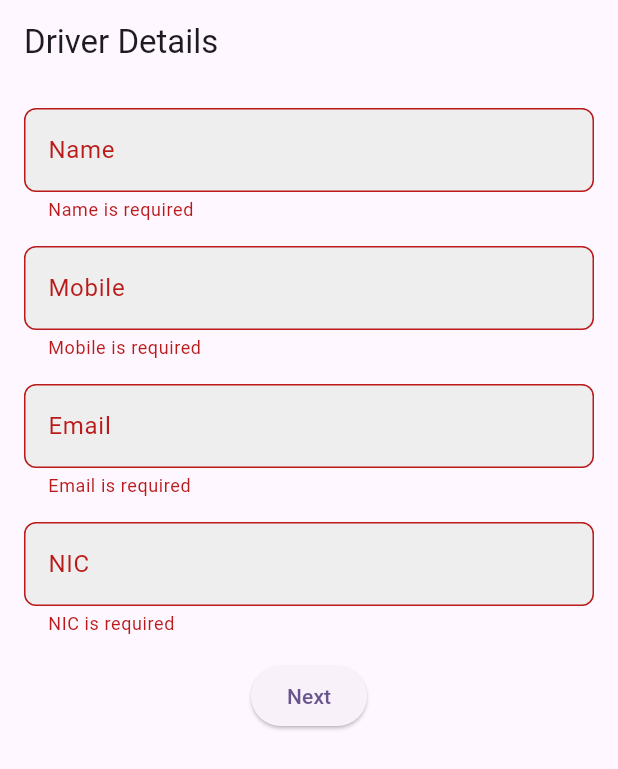
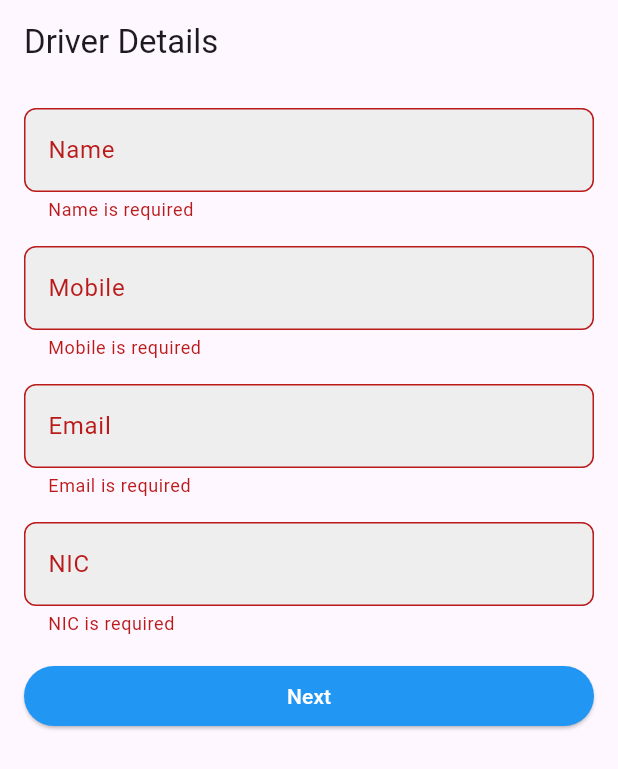
Before and after one commit to dinithchanuka/driverinfo, a Flutter app: the screen it shows after launch, after a tap on "Next", on a phone screen of 412 x 824 dp. Shown: the top 769 px of the screen. Run offline on Flutter 3.47's test engine with Material 3 defaults, Android fonts, the phone set to English and light mode, and no system bars; our stand-ins replace go_router.

Commit message:
Custom button, Driver model, viewmodel and providers

```diff
--- a/lib/main.dart
+++ b/lib/main.dart
@@ -1,8 +1,15 @@
 import 'package:driverinfo/routes/app_routes.dart';
+import 'package:driverinfo/viewmodels/driver_viewmodel.dart';
 import 'package:flutter/material.dart';
+import 'package:provider/provider.dart';
 
 void main() {
-  runApp(const MyApp());
+  runApp(MultiProvider(
+    providers: [
+      ChangeNotifierProvider(create: (_) => DriverViewModel()),
+    ],
+    child: MyApp(),
+  ),);
 }
 
 class MyApp extends StatelessWidget {
--- /dev/null
+++ b/lib/models/driver.dart
@@ -0,0 +1,8 @@
+class Driver {
+  String name;
+  String mobile;
+  String email;
+  String nic;
+
+  Driver({required this.name, required this.mobile, required this.email, required this.nic});
+}
--- /dev/null
+++ b/lib/viewmodels/driver_viewmodel.dart
@@ -0,0 +1,14 @@
+import 'package:driverinfo/models/driver.dart';
+import 'package:flutter/material.dart';
+
+class DriverViewModel with ChangeNotifier {
+  Driver _driver = Driver(name: '', mobile: '', email: '', nic: '');
+
+  Driver get driver => _driver;
+
+  void updateDriverDetails(
+      String name, String mobile, String email, String nic) {
+    _driver = Driver(name: name, mobile: mobile, email: email, nic: nic);
+    notifyListeners();
+  }
+}
--- a/lib/views/driver_details_screen.dart
+++ b/lib/views/driver_details_screen.dart
@@ -1,6 +1,10 @@
 import 'package:driverinfo/core/validation_utils.dart';
+import 'package:driverinfo/viewmodels/driver_viewmodel.dart';
+import 'package:driverinfo/widgets/custom_button.dart';
 import 'package:driverinfo/widgets/custom_text_field.dart';
 import 'package:flutter/material.dart';
+import 'package:go_router/go_router.dart';
+import 'package:provider/provider.dart';
 
 class DriverDetailsScreen extends StatelessWidget {
   DriverDetailsScreen({super.key});
@@ -13,6 +17,8 @@ class DriverDetailsScreen extends StatelessWidget {
 
   @override
   Widget build(BuildContext context) {
+    final driverViewModel = Provider.of<DriverViewModel>(context);
+
     return Scaffold(
       appBar: AppBar(title: const Text('Driver Details')),
       body: Padding(
@@ -74,14 +80,20 @@ class DriverDetailsScreen extends StatelessWidget {
                 },
               ),
               const SizedBox(height: 16),
-              ElevatedButton(
+              CustomButton(
+                text: 'Next',
                 onPressed: () {
                   if (_formKey.currentState!.validate()) {
-                    _formKey.currentState!.save();
+                    driverViewModel.updateDriverDetails(
+                      _nameController.text,
+                      _mobileController.text,
+                      _emailController.text,
+                      _nicController.text,
+                    );
+                    context.go('/license');
                   }
                 },
-                child: const Text('Next'),
-              )
+              ),
             ],
           ),
         ),
--- /dev/null
+++ b/lib/widgets/custom_button.dart
@@ -0,0 +1,27 @@
+import 'package:flutter/material.dart';
+
+class CustomButton extends StatelessWidget {
+  final String text;
+  final VoidCallback onPressed;
+
+  CustomButton({required this.text, required this.onPressed});
+
+  @override
+  Widget build(BuildContext context) {
+    return SizedBox(
+      width: double.infinity,
+      child: ElevatedButton(
+        style: ElevatedButton.styleFrom(
+          backgroundColor: Colors.blue,
+        ),
+        onPressed: onPressed,
+        child: Text(
+          text,
+            style: const TextStyle(
+                color: Colors.white
+            )
+        ),
+      ),
+    );
+  }
+}
```
